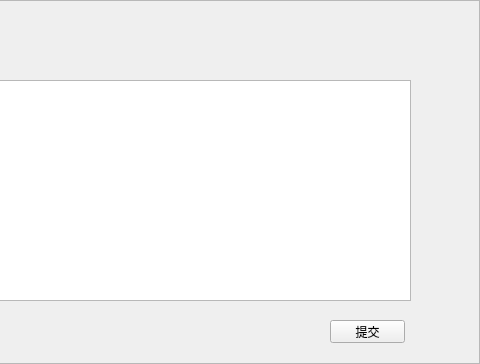
neverlandgy/teamhelper, file punchin.ui: the form before one commit; both pictures show x 270 to 750 and y 0 to 364 of the 750 by 364 pixel window.
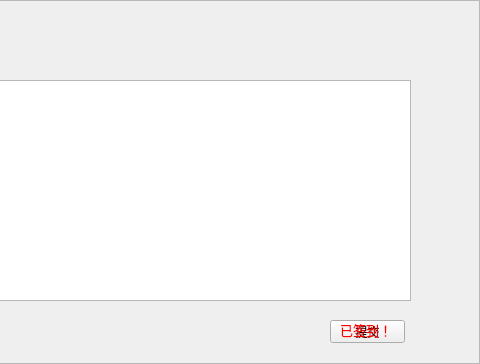
The form after the commit.

Commit message: 显示已签到

Patch:
```diff
--- a/punchin.ui
+++ b/punchin.ui
@@ -85,6 +85,19 @@
     <string>提交</string>
    </property>
   </widget>
+  <widget class="QLabel" name="label_warring">
+   <property name="geometry">
+    <rect>
+     <x>610</x>
+     <y>320</y>
+     <width>54</width>
+     <height>20</height>
+    </rect>
+   </property>
+   <property name="text">
+    <string>&lt;html&gt;&lt;head/&gt;&lt;body&gt;&lt;p&gt;&lt;span style=&quot; font-size:10pt; color:#ff0000;&quot;&gt;已签到！&lt;/span&gt;&lt;/p&gt;&lt;/body&gt;&lt;/html&gt;</string>
+   </property>
+  </widget>
  </widget>
  <resources/>
  <connections/>
```
The commit also changes 1 other file.
